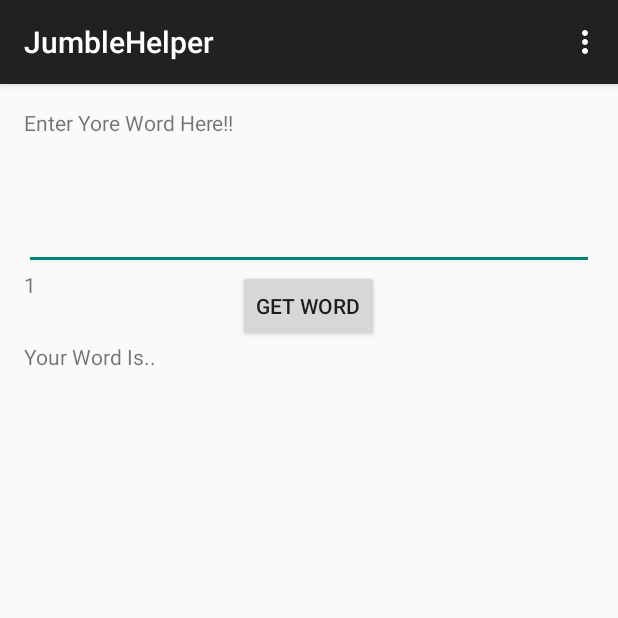
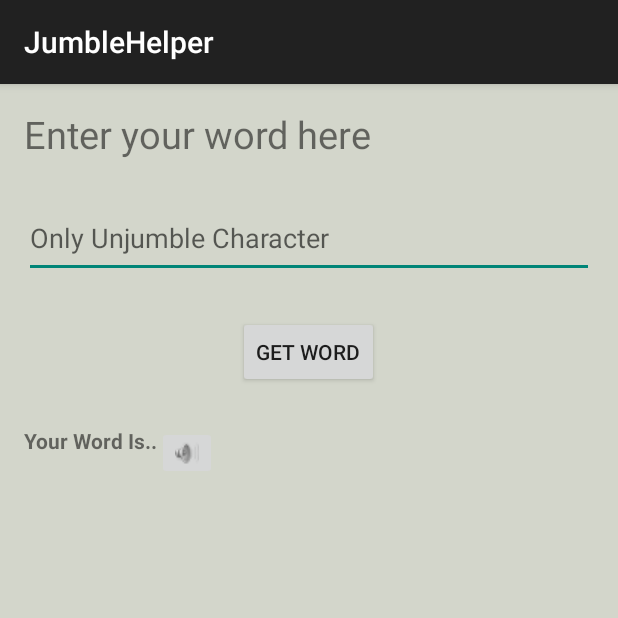
Before and after one commit to jankice/JumbleHelper, an Android app: the screen it shows after launch (MainActivity), after a tap on "GET WORD", on a phone screen of 412 x 824 dp, the top half of it. Run offline under Robolectric (Android 15) with nearby library versions, the phone set to English and light mode, and no system bars.

Commit message:
UI enhancements

```diff
--- a/app/src/main/AndroidManifest.xml
+++ b/app/src/main/AndroidManifest.xml
@@ -9,7 +9,9 @@
         android:theme="@style/AppTheme" >
         <activity
             android:name=".MainActivity"
-            android:label="@string/app_name" >
+            android:label="@string/app_name"
+            android:screenOrientation="portrait"
+            android:configChanges="keyboardHidden|orientation">
             <intent-filter>
                 <action android:name="android.intent.action.MAIN" />
 
--- a/app/src/main/java/jumblehelper/jumble/com/jumblehelper/MainActivity.java
+++ b/app/src/main/java/jumblehelper/jumble/com/jumblehelper/MainActivity.java
@@ -1,7 +1,9 @@
 package jumblehelper.jumble.com.jumblehelper;
 
 import android.content.res.AssetManager;
+import android.content.res.Configuration;
 import android.os.Bundle;
+import android.speech.tts.TextToSpeech;
 import android.support.v7.app.ActionBarActivity;
 import android.util.Log;
 import android.view.Menu;
@@ -9,7 +11,9 @@ import android.view.MenuItem;
 import android.view.View;
 import android.widget.Button;
 import android.widget.EditText;
+import android.widget.ImageButton;
 import android.widget.TextView;
+import android.widget.Toast;
 
 import java.io.BufferedReader;
 import java.io.IOException;
@@ -20,6 +24,7 @@ import java.util.ArrayList;
 import java.util.Arrays;
 import java.util.HashMap;
 import java.util.Iterator;
+import java.util.Locale;
 import java.util.Set;
 
 
@@ -30,6 +35,11 @@ public class MainActivity extends ActionBarActivity {
     TextView view_mul;
     TextView view_word;
     BigInteger mul = BigInteger.ONE;
+   // private ProgressBar spinner;
+    TextToSpeech tts;
+    Button btn_speech;
+    ImageButton btn_img_speech;
+
     HashMap<Character, Integer> m;
 
 
@@ -75,16 +85,52 @@ public class MainActivity extends ActionBarActivity {
 
         btn_get = (Button) findViewById(R.id.btnGet);
         edt_char = (EditText) findViewById(R.id.editText);
-        view_mul = (TextView) findViewById(R.id.viewMul);
+       // view_mul = (TextView) findViewById(R.id.viewMul);
         view_word = (TextView) findViewById(R.id.yourWord);
+
+
+        btn_speech = (Button) findViewById(R.id.btnSpeech);
+        btn_img_speech = (ImageButton) findViewById(R.id.imageButton);
+        btn_img_speech.setVisibility(View.GONE);
+        tts = new TextToSpeech(getApplicationContext(), new TextToSpeech.OnInitListener() {
+            @Override
+            public void onInit(int i) {
+                if(i != TextToSpeech.ERROR){
+                    tts.setLanguage(Locale.ENGLISH);
+                }
+
+            }
+        });
+        btn_img_speech.setOnClickListener(new View.OnClickListener() {
+            @Override
+            public void onClick(View view) {
+                String spk = view_word.getText().toString();
+                tts.speak(spk,TextToSpeech.QUEUE_FLUSH,null);
+
+            }
+        });
 
         btn_get.setOnClickListener(new View.OnClickListener() {
             @Override
             public void onClick(View view) {
                 Log.d("debug", "click");
-                String word = edt_char.getText().toString();
-                BigInteger computation = compute(word);
-                view_mul.setText(computation.toString());
+
+
+                btn_img_speech.setVisibility(View.VISIBLE);
+
+            String word = edt_char.getText().toString();
+                if(word.equals("")){
+
+                    Toast.makeText(getApplicationContext(),"You did not enter any word", Toast.LENGTH_LONG).show();
+
+                }
+
+            else {
+
+                    BigInteger computation = compute(word);
+                }
+
+//                view_mul.setText(computation.toString());
 
 
                 AssetManager assetManager = getAssets();
@@ -102,7 +148,11 @@ public class MainActivity extends ActionBarActivity {
             }
         });
     }
-
+    @Override
+    public void onConfigurationChanged(Configuration newConfig) {
+        super.onConfigurationChanged(newConfig);
+        setContentView(R.layout.activity_main);
+    }
 
     public BigInteger compute(String s) {
         BigInteger mul = BigInteger.ONE;
@@ -142,6 +192,7 @@ public class MainActivity extends ActionBarActivity {
         Log.d("array", "sorted");
 
 
+
         int position = Arrays.binarySearch(wordArray, new Word(edt_char.getText().toString() + "," + String.valueOf(compute(edt_char.getText().toString()))), new CompareWord());
         if (position >= 0) {
             Log.d("debug", "Fetching data from " + position);
@@ -171,10 +222,10 @@ public class MainActivity extends ActionBarActivity {
         int id = item.getItemId();
 
         //noinspection SimplifiableIfStatement
-        if (id == R.id.action_settings) {
+        /*if (id == R.id.action_settings) {
             return true;
         }
-
+*/
         return super.onOptionsItemSelected(item);
     }
 }
--- a/app/src/main/res/drawable/draw_button.xml
+++ b/app/src/main/res/drawable/draw_button.xml
@@ -1,4 +1,9 @@
 <?xml version="1.0" encoding="utf-8"?>
-<selector xmlns:android="http://schemas.android.com/apk/res/android">
-
-</selector>
+<shape xmlns:android="http://schemas.android.com/apk/res/android"
+    android:shape="rectangle">
+    <solid android:color="#92b7bda9" />
+    <corners android:bottomRightRadius="9dp"
+        android:bottomLeftRadius="9dp"
+        android:topRightRadius="9dp"
+        android:topLeftRadius="9dp"/>
+</shape>
--- a/app/src/main/res/drawable/draw_progress_bar.xml
+++ b/app/src/main/res/drawable/draw_progress_bar.xml
@@ -1,4 +1,24 @@
 <?xml version="1.0" encoding="utf-8"?>
-<selector xmlns:android="http://schemas.android.com/apk/res/android">
+    <rotate
+     xmlns:android="http://schemas.android.com/apk/res/android"
+    android:fromDegrees="90"
+    android:pivotX="50%"
+    android:pivotY="50%"
+    android:toDegrees="360">
+    <shape
+        android:shape="ring"
+        android:thicknessRatio="7.0"
+        android:innerRadiusRatio="3">
 
-</selector>
+        <gradient
+            android:centerColor="#007DD6"
+            android:endColor="#007DD6"
+            android:startColor="#007DD6"
+            android:angle="0"
+            android:type="sweep"
+            android:useLevel="false" />
+
+    </shape>
+
+
+    </rotate>
--- a/app/src/main/res/layout/activity_main.xml
+++ b/app/src/main/res/layout/activity_main.xml
@@ -3,27 +3,33 @@
     android:layout_height="match_parent" android:paddingLeft="@dimen/activity_horizontal_margin"
     android:paddingRight="@dimen/activity_horizontal_margin"
     android:paddingTop="@dimen/activity_vertical_margin"
-    android:paddingBottom="@dimen/activity_vertical_margin" tools:context=".MainActivity">
+    android:paddingBottom="@dimen/activity_vertical_margin" tools:context=".MainActivity"
+    android:background="#92b7bda9">
 
     <TextView android:text="@string/enter_word" android:layout_width="wrap_content"
         android:layout_height="wrap_content"
-        android:id="@+id/textView" />
+        android:id="@+id/textView"
+        android:textSize="25dp"
+  />
 
     <EditText
 
         android:layout_width="match_parent"
-        android:layout_height="70px"
+        android:layout_height="80px"
+        android:hint="@string/enter_char"
         android:id="@+id/editText"
-        android:layout_marginTop="42dp"
+        android:inputType="text|textNoSuggestions"
+        android:digits="abcdefghijklmnopqrstuvwxyz"
+        android:layout_marginTop="25dp"
         android:layout_below="@+id/textView"
-
-              />
-    <TextView
+ />
+   <!-- <TextView
         android:layout_width="wrap_content"
         android:layout_height="70px"
         android:hint="multiplication"
         android:id="@+id/viewMul"
-        android:layout_below="@+id/editText"/>
+        android:visibility="gone"
+        android:layout_below="@+id/editText"/>-->
 
 
 
@@ -33,16 +39,46 @@
         android:layout_width="wrap_content"
         android:layout_height="wrap_content"
         android:layout_below="@+id/editText"
+        android:layout_marginTop="25dp"
         android:layout_centerHorizontal="true" />
 
     <TextView
         android:id="@+id/yourWord"
         android:text="@string/your_word"
         android:layout_width="wrap_content"
+        android:textStyle="bold"
+        android:layout_marginTop="25dp"
         android:layout_height="wrap_content"
         android:layout_below="@+id/btnGet"/>
 
+   <!-- <ProgressBar
+        android:layout_width="wrap_content"
+        android:layout_height="wrap_content"
+        style="?android:attr/progressBarStyleSmall"
+        android:id="@+id/progress_bar"
+        android:layout_below="@+id/btnGet"
+        android:progressDrawable="@drawable/draw_progress_bar"
+        />-->
+    <Button
+        android:layout_width="wrap_content"
+        android:layout_height="wrap_content"
+        android:id="@+id/btnSpeech"
+        android:layout_below="@+id/yourWord"
+        android:text="@string/speech_word"
+        style="?android:attr/buttonStyleSmall"
+        android:background="@drawable/draw_button"
+        android:visibility="gone"/>
 
+    <ImageButton
+        android:layout_width="wrap_content"
+        android:layout_height="wrap_content"
+        android:id="@+id/imageButton"
+        android:src="@drawable/volume3"
+        android:layout_toRightOf="@+id/yourWord"
+        android:layout_alignParentLeft="@+id/yourWord"
+        android:layout_alignTop="@+id/yourWord"
+
+         />
 
 
 </RelativeLayout>
--- a/app/src/main/res/menu/menu_main.xml
+++ b/app/src/main/res/menu/menu_main.xml
@@ -1,6 +1,7 @@
 <menu xmlns:android="http://schemas.android.com/apk/res/android"
     xmlns:app="http://schemas.android.com/apk/res-auto"
     xmlns:tools="http://schemas.android.com/tools" tools:context=".MainActivity">
-    <item android:id="@+id/action_settings" android:title="@string/action_settings"
-        android:orderInCategory="100" app:showAsAction="never" />
+    <!--<item android:id="@+id/action_settings" android:title="@string/action_settings"
+        android:orderInCategory="100" app:showAsAction="never"
+        android:showAsAction="never"/>-->
 </menu>
--- a/app/src/main/res/values/strings.xml
+++ b/app/src/main/res/values/strings.xml
@@ -1,7 +1,9 @@
 <resources>
     <string name="app_name">JumbleHelper</string>
+    <string name="enter_word">Enter your word here</string>
 
-    <string name="enter_word">Enter Yore Word Here!!</string>
+    <string name="enter_char">Only Unjumble Character</string>
     <string name="your_word">Your Word Is..</string>
+    <string name="speech_word">Speech</string>
     <string name="action_settings">Settings</string>
 </resources>
--- a/app/src/main/res/values/styles.xml
+++ b/app/src/main/res/values/styles.xml
@@ -2,6 +2,7 @@
 
     <!-- Base application theme. -->
     <style name="AppTheme" parent="Theme.AppCompat.Light.DarkActionBar">
+
         <!-- Customize your theme here. -->
     </style>
 
```
